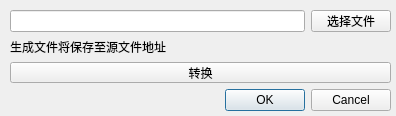
2377575304/qt-toolkit, file dialog_pix.ui: the form before one commit.
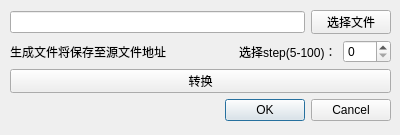
The form after the commit.

Commit message: 增加了精度选项 增加了保存副本功能

Patch:
```diff
--- a/dialog_pix.ui
+++ b/dialog_pix.ui
@@ -9,8 +9,8 @@
    <rect>
     <x>0</x>
     <y>0</y>
-    <width>396</width>
-    <height>116</height>
+    <width>400</width>
+    <height>135</height>
    </rect>
   </property>
   <property name="windowTitle">
@@ -25,7 +25,7 @@
      <x>10</x>
      <y>10</y>
      <width>381</width>
-     <height>101</height>
+     <height>111</height>
     </rect>
    </property>
    <layout class="QVBoxLayout" name="verticalLayout">
@@ -48,11 +48,18 @@
      </layout>
     </item>
     <item>
+     <layout class="QHBoxLayout" name="horizontalLayout_2" stretch="4,1">
+      <item>
      <widget class="QLabel" name="label">
       <property name="text">
-       <string>生成文件将保存至源文件地址</string>
-      </property>
-     </widget>
+         <string>生成文件将保存至源文件地址                      选择step(5-100)：</string>
+        </property>
+       </widget>
+      </item>
+      <item>
+       <widget class="QSpinBox" name="spinBox"/>
+      </item>
+     </layout>
     </item>
     <item>
      <widget class="QPushButton" name="convent">
```
Lines whose indentation alone changed are shown as unchanged. The commit also changes 1 other file.
